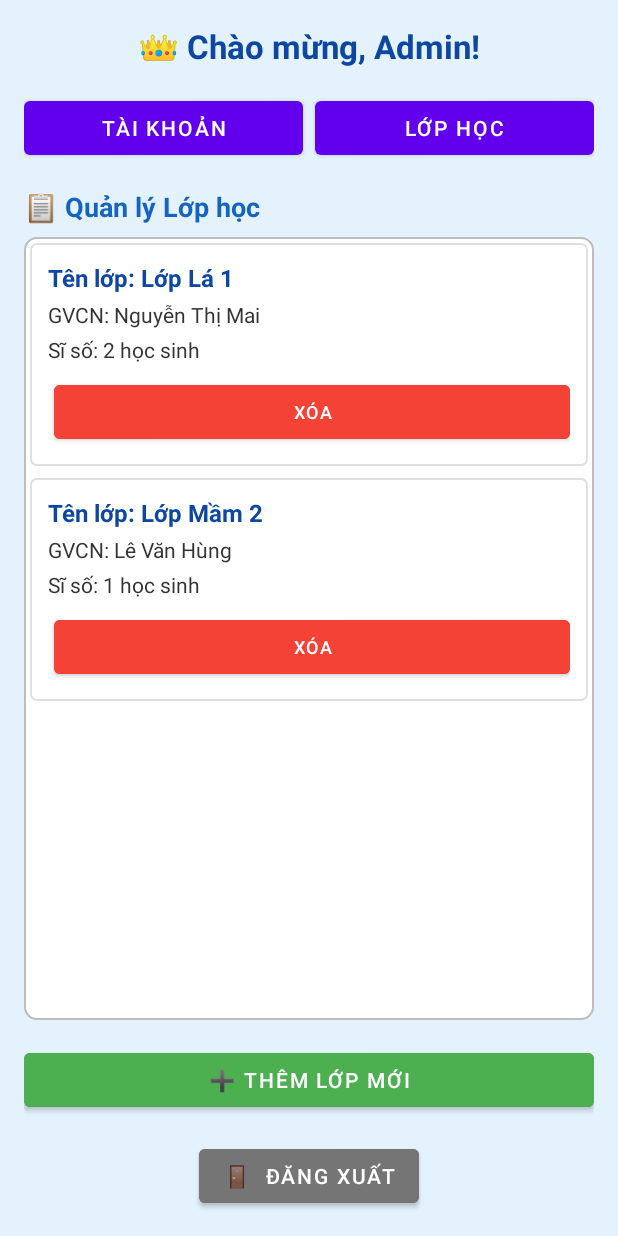
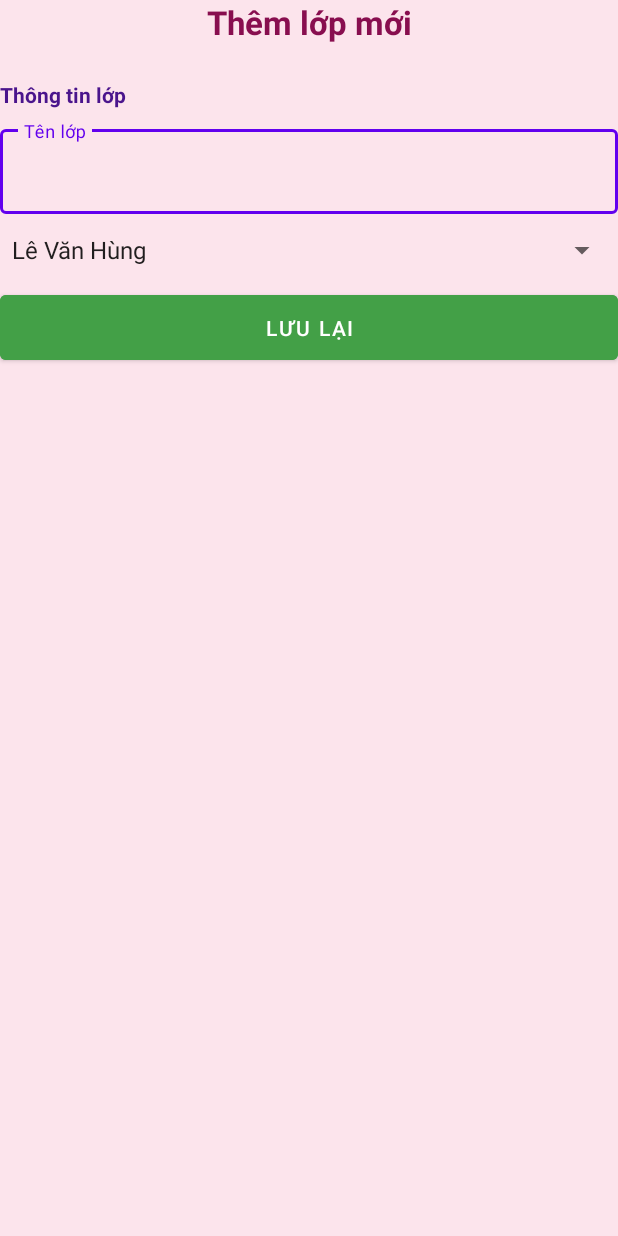
Before and after one commit to haiThanhTran/AppQuanLyLichHoc, an Android app: the AdminHomeActivity screen opened directly, with no data from a screen before it, after a tap on "➕ THÊM LỚP MỚI", on a phone screen of 412 x 824 dp. Run offline under Robolectric (Android 15) with nearby library versions, the phone set to English and light mode, and no system bars.

```diff
--- a/app/src/main/AndroidManifest.xml
+++ b/app/src/main/AndroidManifest.xml
@@ -20,6 +20,12 @@
         android:supportsRtl="true"
         android:theme="@style/AppTheme"
         tools:targetApi="31">
+        <activity
+            android:name=".AddStudentActivity"
+            android:exported="false" />
+        <activity
+            android:name=".AddClassActivity"
+            android:exported="false" />
         <activity
             android:name=".AdminClassDetailActivity"
             android:exported="false" />
--- /dev/null
+++ b/app/src/main/java/com/example/project_prm392_kidmanagement/AddClassActivity.java
@@ -0,0 +1,91 @@
+package com.example.project_prm392_kidmanagement;
+
+import android.os.Bundle;
+import android.view.View;
+import android.widget.AdapterView;
+import android.widget.ArrayAdapter;
+import android.widget.Button;
+import android.widget.EditText;
+import android.widget.Spinner;
+import android.widget.TextView;
+import android.widget.Toast;
+
+import androidx.activity.EdgeToEdge;
+import androidx.appcompat.app.AppCompatActivity;
+import androidx.core.graphics.Insets;
+import androidx.core.view.ViewCompat;
+import androidx.core.view.WindowInsetsCompat;
+
+import com.example.project_prm392_kidmanagement.DAO.ClassDao;
+import com.example.project_prm392_kidmanagement.DAO.TeacherDao;
+import com.example.project_prm392_kidmanagement.Entity.Class;
+import com.example.project_prm392_kidmanagement.Entity.Teacher;
+
+import java.util.ArrayList;
+import java.util.Date;
+import java.util.List;
+import java.util.UUID;
+
+public class AddClassActivity extends AppCompatActivity {
+
+    @Override
+    protected void onCreate(Bundle savedInstanceState) {
+        super.onCreate(savedInstanceState);
+        EdgeToEdge.enable(this);
+        setContentView(R.layout.activity_add_class);
+        ViewCompat.setOnApplyWindowInsetsListener(findViewById(R.id.addClass), (v, insets) -> {
+            Insets systemBars = insets.getInsets(WindowInsetsCompat.Type.systemBars());
+            v.setPadding(systemBars.left, systemBars.top, systemBars.right, systemBars.bottom);
+            return insets;
+        });
+        EditText name = findViewById(R.id.addClassName);
+        Spinner spinnerTeacher = findViewById(R.id.spinnerTeacher);
+        TeacherDao teacherDao = new TeacherDao(this);
+        List<Teacher> list =  teacherDao.getAll();
+        ArrayAdapter<Teacher> teacherArrayAdapter = new ArrayAdapter<>(this, android.R.layout.simple_spinner_item, list){
+            @Override
+            public View getDropDownView(int position, View convertView, android.view.ViewGroup parent) {
+                View view = super.getDropDownView(position, convertView, parent);
+                TextView textView = (TextView) view;
+                textView.setText(list.get(position).getFullName());
+                return view;
+            }
+            @Override
+            public View getView(int position, View convertView, android.view.ViewGroup parent) {
+                View view = super.getView(position, convertView, parent);
+                TextView textView = (TextView) view;
+                textView.setText(getItem(position).getFullName());
+                return view;
+            }
+        };
+        teacherArrayAdapter.setDropDownViewResource(android.R.layout.simple_spinner_dropdown_item);
+        spinnerTeacher.setAdapter(teacherArrayAdapter);
+        spinnerTeacher.setOnItemSelectedListener(new AdapterView.OnItemSelectedListener() {
+            @Override
+            public void onItemSelected(AdapterView<?> parent, View view, int position, long id) {
+                Toast.makeText(getApplicationContext(), "Selected: " + list.get(position).getTeacherId().toString(), Toast.LENGTH_SHORT).show();
+            }
+
+            @Override
+            public void onNothingSelected(AdapterView<?> parent) {
+                Toast.makeText(getApplicationContext(), "Must selected teacher", Toast.LENGTH_SHORT).show();
+            }
+        });
+        Button button = findViewById(R.id.btnSaveClass);
+        ClassDao classDao = new ClassDao(this);
+        button.setOnClickListener(v -> {
+            String id = UUID.randomUUID().toString();
+            String nameClass = name.getText().toString();
+            String year = String.valueOf(new Date().getYear());
+            String teacherId = list.get(spinnerTeacher.getSelectedItemPosition()).getTeacherId();
+            Teacher teacher = teacherDao.getById(teacherId);
+            try {
+                classDao.insert(new Class(id,nameClass,year,teacher));
+                Toast.makeText(this, "Thêm thành công", Toast.LENGTH_SHORT).show();
+            } catch (Exception e) {
+                Toast.makeText(this, "Lỗi: " + e.getMessage(), Toast.LENGTH_SHORT).show();
+            }
+            finish();
+        });
+}
+}
--- a/app/src/main/java/com/example/project_prm392_kidmanagement/AdminHomeActivity.java
+++ b/app/src/main/java/com/example/project_prm392_kidmanagement/AdminHomeActivity.java
@@ -74,6 +74,7 @@ public class AdminHomeActivity extends AppCompatActivity implements ClassAdminAd
         adapter = new ClassAdminAdapter(classList, this);
         rvClassList.setLayoutManager(new LinearLayoutManager(this));
         rvClassList.setAdapter(adapter);
+        adapter.notifyDataSetChanged();
     }
 
     private void loadClassData() {
@@ -87,8 +88,8 @@ public class AdminHomeActivity extends AppCompatActivity implements ClassAdminAd
         btnAddClass.setOnClickListener(v -> {
             // TODO: Tạo Activity để thêm lớp (AdminAddEditClassActivity)
             Toast.makeText(this, "Chức năng Thêm lớp đang phát triển", Toast.LENGTH_SHORT).show();
-            // Intent intent = new Intent(this, AdminAddEditClassActivity.class);
-            // startActivityForResult(intent, REQUEST_CODE_ADD_CLASS);
+             Intent intent = new Intent(this, AddClassActivity.class);
+             startActivity(intent);
         });
 
         btnLogout.setOnClickListener(v -> {
--- a/app/src/main/java/com/example/project_prm392_kidmanagement/DB/SqlDatabaseHelper.java
+++ b/app/src/main/java/com/example/project_prm392_kidmanagement/DB/SqlDatabaseHelper.java
@@ -9,7 +9,7 @@ public class SqlDatabaseHelper extends SQLiteOpenHelper {
 
     public static final String DATABASE_NAME = "Kid_database";
     // TĂNG VERSION LÊN để kích hoạt onUpgrade và tạo lại database đúng cấu trúc
-    public static final int DATABASE_VERSION = 8; // Đã tăng lên 7
+    public static final int DATABASE_VERSION = 10; // Đã tăng lên 7
 
     // --- Khai báo các bảng và cột ---
     public static final String TABLE_TEACHER = "teachers";
--- a/app/src/main/java/com/example/project_prm392_kidmanagement/Entity/StudentToClass.java
+++ b/app/src/main/java/com/example/project_prm392_kidmanagement/Entity/StudentToClass.java
@@ -10,6 +10,10 @@ public class StudentToClass {
 
     public StudentToClass(String studentClassID, Student studentId, Class classId) {
         this.studentClassID = studentClassID;
+        this.studentId = studentId;
+        this.classId = classId;
+    }
+    public StudentToClass( Student studentId, Class classId) {
         this.studentId = studentId;
         this.classId = classId;
     }
--- /dev/null
+++ b/app/src/main/res/layout/activity_add_class.xml
@@ -0,0 +1,135 @@
+<?xml version="1.0" encoding="utf-8"?>
+<ScrollView xmlns:android="http://schemas.android.com/apk/res/android"
+    android:id="@+id/addClass"
+    android:layout_width="match_parent"
+    android:layout_height="match_parent"
+    android:background="#FCE4EC"
+    android:padding="16dp">
+
+    <LinearLayout
+        android:layout_width="match_parent"
+        android:layout_height="wrap_content"
+        android:orientation="vertical">
+
+        <TextView
+            android:id="@+id/tvTitle"
+            android:layout_width="match_parent"
+            android:layout_height="wrap_content"
+            android:text="Thêm lớp mới"
+            android:textSize="22sp"
+            android:textColor="#880E4F"
+            android:textStyle="bold"
+            android:gravity="center"
+            android:layout_marginBottom="24dp" />
+
+        <!-- PHẦN 1: THÔNG TIN TÀI KHOẢN -->
+        <TextView
+            android:layout_width="wrap_content"
+            android:layout_height="wrap_content"
+            android:text="Thông tin lớp"
+            android:textStyle="bold"
+            android:textColor="#4A148C"
+            android:layout_marginBottom="8dp"/>
+
+        <com.google.android.material.textfield.TextInputLayout
+            style="@style/Widget.MaterialComponents.TextInputLayout.OutlinedBox"
+            android:layout_width="match_parent"
+            android:layout_height="wrap_content"
+            android:hint="Tên lớp"
+            android:layout_marginBottom="12dp">
+            <com.google.android.material.textfield.TextInputEditText
+                android:id="@+id/addClassName"
+                android:layout_width="match_parent"
+                android:layout_height="wrap_content"/>
+        </com.google.android.material.textfield.TextInputLayout>
+
+        <com.google.android.material.textfield.TextInputLayout
+            style="@style/Widget.MaterialComponents.TextInputLayout.OutlinedBox"
+            android:layout_width="match_parent"
+            android:layout_height="wrap_content"
+            android:hint="Giáo viên phụ trách"
+            android:layout_marginBottom="12dp">
+
+            <Spinner
+                android:id="@+id/spinnerTeacher"
+                android:layout_width="match_parent"
+                android:layout_height="wrap_content"/>
+        </com.google.android.material.textfield.TextInputLayout>
+
+
+        <LinearLayout
+            android:id="@+id/layoutProfileInfo"
+            android:layout_width="match_parent"
+            android:layout_height="wrap_content"
+            android:orientation="vertical"
+            android:visibility="gone">
+
+            <TextView
+                android:layout_width="wrap_content"
+                android:layout_height="wrap_content"
+                android:text="Thông tin hồ sơ"
+                android:textStyle="bold"
+                android:textColor="#4A148C"
+                android:layout_marginBottom="8dp"/>
+
+            <com.google.android.material.textfield.TextInputLayout
+                style="@style/Widget.MaterialComponents.TextInputLayout.OutlinedBox"
+                android:layout_width="match_parent"
+                android:layout_height="wrap_content"
+                android:hint="Họ và tên"
+                android:layout_marginBottom="12dp">
+                <com.google.android.material.textfield.TextInputEditText
+                    android:id="@+id/etFullName"
+                    android:layout_width="match_parent"
+                    android:layout_height="wrap_content"/>
+            </com.google.android.material.textfield.TextInputLayout>
+
+            <com.google.android.material.textfield.TextInputLayout
+                style="@style/Widget.MaterialComponents.TextInputLayout.OutlinedBox"
+                android:layout_width="match_parent"
+                android:layout_height="wrap_content"
+                android:hint="Địa chỉ"
+                android:layout_marginBottom="12dp">
+                <com.google.android.material.textfield.TextInputEditText
+                    android:id="@+id/etAddress"
+                    android:layout_width="match_parent"
+                    android:layout_height="wrap_content"/>
+            </com.google.android.material.textfield.TextInputLayout>
+
+            <com.google.android.material.textfield.TextInputLayout
+                style="@style/Widget.MaterialComponents.TextInputLayout.OutlinedBox"
+                android:layout_width="match_parent"
+                android:layout_height="wrap_content"
+                android:hint="Số điện thoại"
+                android:layout_marginBottom="12dp">
+                <com.google.android.material.textfield.TextInputEditText
+                    android:id="@+id/etPhone"
+                    android:layout_width="match_parent"
+                    android:layout_height="wrap_content"
+                    android:inputType="phone"/>
+            </com.google.android.material.textfield.TextInputLayout>
+
+            <com.google.android.material.textfield.TextInputLayout
+                style="@style/Widget.MaterialComponents.TextInputLayout.OutlinedBox"
+                android:layout_width="match_parent"
+                android:layout_height="wrap_content"
+                android:hint="Ngày sinh (YYYY-MM-DD)"
+                android:layout_marginBottom="12dp">
+                <com.google.android.material.textfield.TextInputEditText
+                    android:id="@+id/etDob"
+                    android:layout_width="match_parent"
+                    android:layout_height="wrap_content"
+                    android:inputType="date"/>
+            </com.google.android.material.textfield.TextInputLayout>
+        </LinearLayout>
+
+        <Button
+            android:id="@+id/btnSaveClass"
+            android:layout_width="match_parent"
+            android:layout_height="wrap_content"
+            android:text="Lưu lại"
+            android:padding="12dp"
+            android:backgroundTint="#43A047"/>
+
+    </LinearLayout>
+</ScrollView>
```
Also changed, not shown: app/src/main/java/com/example/project_prm392_kidmanagement/AddStudentActivity.java (added, +87 -0 lines), app/src/main/java/com/example/project_prm392_kidmanagement/AdminClassDetailActivity.java (+14 -6 lines), app/src/main/res/layout/activity_add_student.xml (added, +33 -0 lines).
